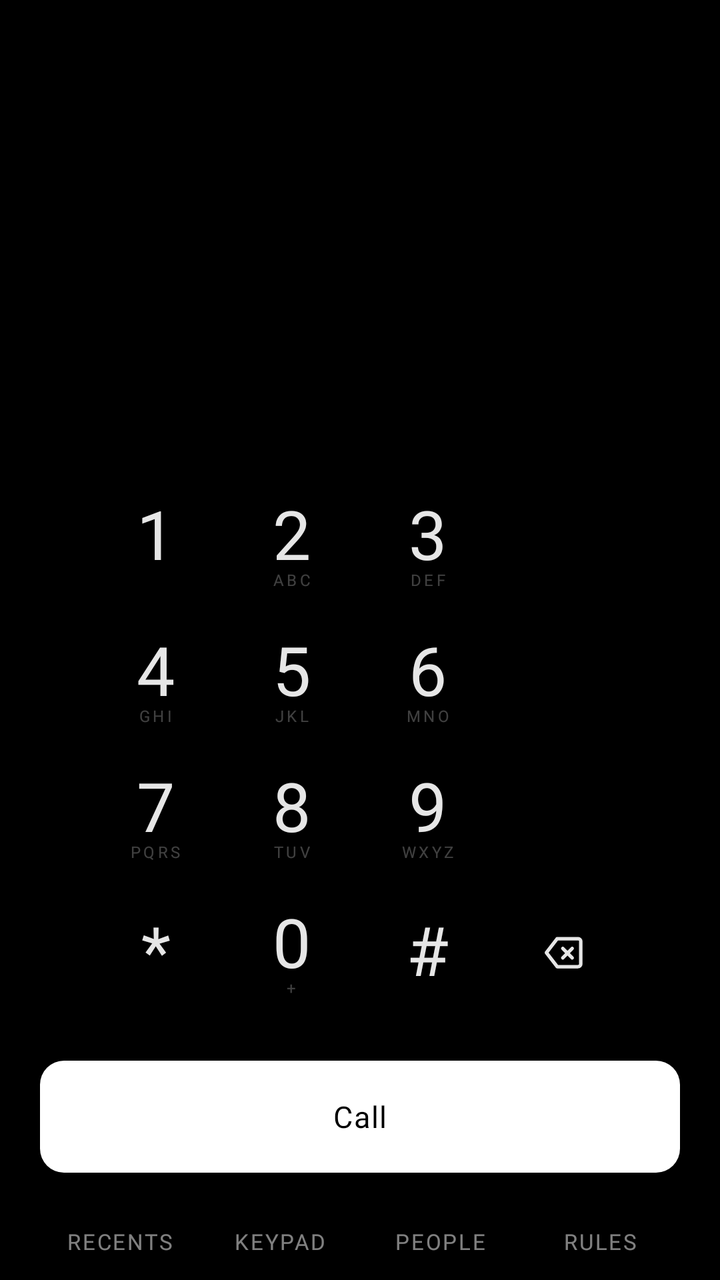
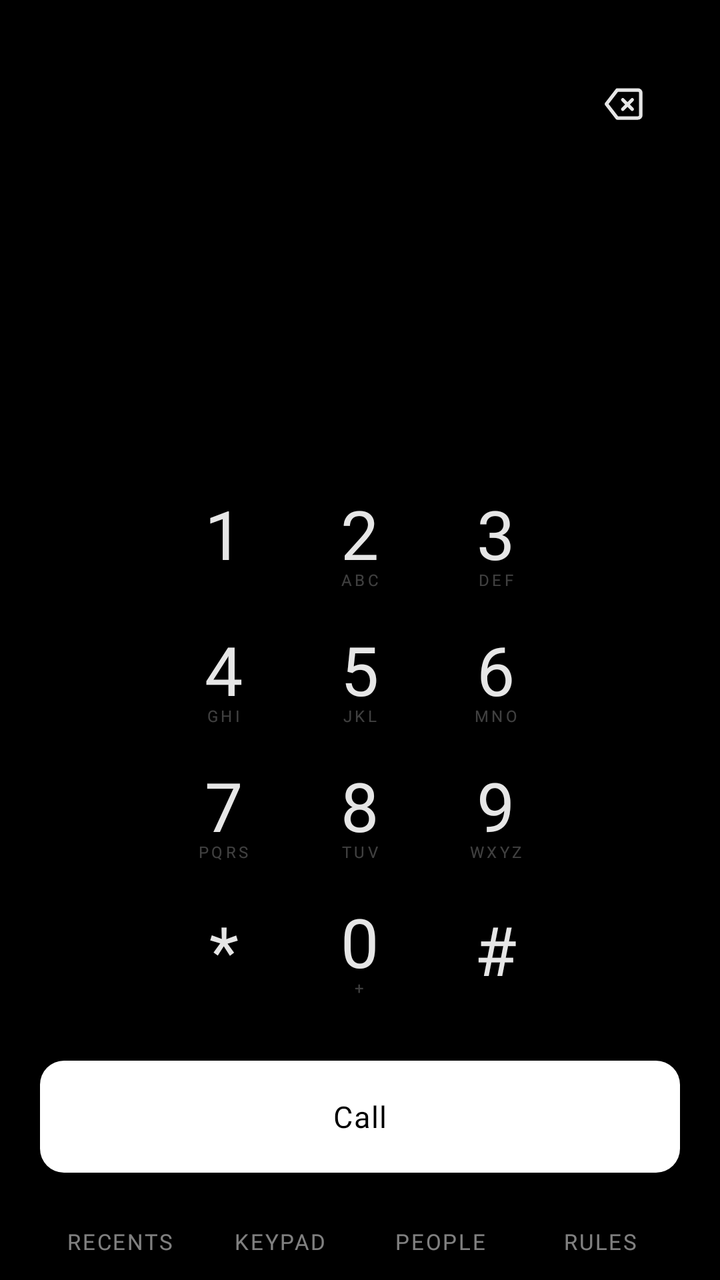

Two renders of the same Android screen: before a commit and after it. Below are the layout's source before the change and the commit's diff.
<!-- AndroidManifest.xml: application theme Theme.XxDialer -->
<!-- res/layout/activity_keypad.xml -->
<?xml version="1.0" encoding="utf-8"?>
<LinearLayout xmlns:android="http://schemas.android.com/apk/res/android"
    android:layout_width="match_parent"
    android:layout_height="match_parent"
    android:orientation="vertical"
    android:fitsSystemWindows="true"
    android:paddingLeft="@dimen/xx_gutter"
    android:paddingRight="@dimen/xx_gutter">

    <TextView
        android:id="@+id/keypad_entry"
        style="@style/TextAppearance.Xx.KeypadDigit"
        android:layout_width="match_parent"
        android:layout_height="wrap_content"
        android:layout_marginTop="24dp"
        android:minHeight="48dp"
        android:gravity="center"
        android:letterSpacing="0.04"
        android:maxLines="1"
        android:scrollHorizontally="true"
        android:textIsSelectable="false"/>

    <ScrollView
        android:id="@+id/keypad_match_scroll"
        android:layout_width="match_parent"
        android:layout_height="wrap_content"
        android:layout_marginTop="4dp"
        android:scrollbars="none"
        android:visibility="gone">

        <LinearLayout
            android:id="@+id/keypad_matches"
            android:layout_width="match_parent"
            android:layout_height="wrap_content"
            android:orientation="vertical"/>
    </ScrollView>

    <Space
        android:layout_width="match_parent"
        android:layout_height="0dp"
        android:layout_weight="1"/>

    <GridLayout
        android:id="@+id/keypad_grid"
        android:layout_width="wrap_content"
        android:layout_height="wrap_content"
        android:layout_gravity="center_horizontal"
        android:columnCount="4"
        android:rowCount="4">

        
        <FrameLayout
            android:id="@+id/key_1"
            android:layout_width="@dimen/xx_key_size"
            android:layout_height="@dimen/xx_key_size"
            android:layout_margin="6dp"
            android:background="@drawable/bg_keypad_digit"
            android:clickable="true"
            android:focusable="true">
            <TextView
                style="@style/TextAppearance.Xx.KeypadDigit"
                android:layout_width="wrap_content"
                android:layout_height="wrap_content"
                android:layout_gravity="center"
                android:includeFontPadding="false"
                android:paddingBottom="8dp"
                android:text="1"/>
            <TextView
                android:layout_width="wrap_content"
                android:layout_height="wrap_content"
                android:layout_gravity="bottom|center_horizontal"
                android:paddingBottom="5dp"
                android:fontFamily="@font/font_body"
                android:textSize="8sp"
                android:letterSpacing="0.18"
                android:textColor="@color/pxx_white_25"/>
        </FrameLayout>

        <FrameLayout
            android:id="@+id/key_2"
            android:layout_width="@dimen/xx_key_size"
            android:layout_height="@dimen/xx_key_size"
            android:layout_margin="6dp"
            android:background="@drawable/bg_keypad_digit"
            android:clickable="true"
            android:focusable="true">
            <TextView
                style="@style/TextAppearance.Xx.KeypadDigit"
                android:layout_width="wrap_content"
                android:layout_height="wrap_content"
                android:layout_gravity="center"
                android:includeFontPadding="false"
                android:paddingBottom="8dp"
                android:text="2"/>
            <TextView
                android:layout_width="wrap_content"
                android:layout_height="wrap_content"
                android:layout_gravity="bottom|center_horizontal"
                android:paddingBottom="5dp"
                android:fontFamily="@font/font_body"
                android:textSize="8sp"
                android:letterSpacing="0.18"
                android:textColor="@color/pxx_white_25"
                android:text="ABC"/>
        </FrameLayout>

        <FrameLayout
            android:id="@+id/key_3"
            android:layout_width="@dimen/xx_key_size"
            android:layout_height="@dimen/xx_key_size"
            android:layout_margin="6dp"
            android:background="@drawable/bg_keypad_digit"
            android:clickable="true"
            android:focusable="true">
            <TextView
                style="@style/TextAppearance.Xx.KeypadDigit"
                android:layout_width="wrap_content"
                android:layout_height="wrap_content"
                android:layout_gravity="center"
                android:includeFontPadding="false"
                android:paddingBottom="8dp"
                android:text="3"/>
            <TextView
                android:layout_width="wrap_content"
                android:layout_height="wrap_content"
                android:layout_gravity="bottom|center_horizontal"
                android:paddingBottom="5dp"
                android:fontFamily="@font/font_body"
                android:textSize="8sp"
                android:letterSpacing="0.18"
                android:textColor="@color/pxx_white_25"
                android:text="DEF"/>
        </FrameLayout>

        <Space
            android:layout_width="@dimen/xx_key_size"
            android:layout_height="@dimen/xx_key_size"
            android:layout_margin="6dp"/>

        
        <FrameLayout
            android:id="@+id/key_4"
            android:layout_width="@dimen/xx_key_size"
            android:layout_height="@dimen/xx_key_size"
            android:layout_margin="6dp"
            android:background="@drawable/bg_keypad_digit"
            android:clickable="true"
            android:focusable="true">
            <TextView
                style="@style/TextAppearance.Xx.KeypadDigit"
                android:layout_width="wrap_content"
                android:layout_height="wrap_content"
                android:layout_gravity="center"
                android:includeFontPadding="false"
                android:paddingBottom="8dp"
                android:text="4"/>
            <TextView
                android:layout_width="wrap_content"
                android:layout_height="wrap_content"
                android:layout_gravity="bottom|center_horizontal"
                android:paddingBottom="5dp"
                android:fontFamily="@font/font_body"
                android:textSize="8sp"
                android:letterSpacing="0.18"
                android:textColor="@color/pxx_white_25"
                android:text="GHI"/>
        </FrameLayout>

        <FrameLayout
            android:id="@+id/key_5"
            android:layout_width="@dimen/xx_key_size"
            android:layout_height="@dimen/xx_key_size"
            android:layout_margin="6dp"
            android:background="@drawable/bg_keypad_digit"
            android:clickable="true"
            android:focusable="true">
            <TextView
                style="@style/TextAppearance.Xx.KeypadDigit"
                android:layout_width="wrap_content"
                android:layout_height="wrap_content"
                android:layout_gravity="center"
                android:includeFontPadding="false"
                android:paddingBottom="8dp"
                android:text="5"/>
            <TextView
                android:layout_width="wrap_content"
                android:layout_height="wrap_content"
                android:layout_gravity="bottom|center_horizontal"
                android:paddingBottom="5dp"
                android:fontFamily="@font/font_body"
                android:textSize="8sp"
                android:letterSpacing="0.18"
                android:textColor="@color/pxx_white_25"
                android:text="JKL"/>
        </FrameLayout>

        <FrameLayout
            android:id="@+id/key_6"
            android:layout_width="@dimen/xx_key_size"
            android:layout_height="@dimen/xx_key_size"
            android:layout_margin="6dp"
            android:background="@drawable/bg_keypad_digit"
            android:clickable="true"
            android:focusable="true">
            <TextView
                style="@style/TextAppearance.Xx.KeypadDigit"
                android:layout_width="wrap_content"
                android:layout_height="wrap_content"
                android:layout_gravity="center"
                android:includeFontPadding="false"
                android:paddingBottom="8dp"
                android:text="6"/>
            <TextView
                android:layout_width="wrap_content"
                android:layout_height="wrap_content"
                android:layout_gravity="bottom|center_horizontal"
                android:paddingBottom="5dp"
                android:fontFamily="@font/font_body"
                android:textSize="8sp"
                android:letterSpacing="0.18"
                android:textColor="@color/pxx_white_25"
                android:text="MNO"/>
        </FrameLayout>

        <Space
            android:layout_width="@dimen/xx_key_size"
            android:layout_height="@dimen/xx_key_size"
            android:layout_margin="6dp"/>

        
        <FrameLayout
            android:id="@+id/key_7"
            android:layout_width="@dimen/xx_key_size"
            android:layout_height="@dimen/xx_key_size"
            android:layout_margin="6dp"
            android:background="@drawable/bg_keypad_digit"
            android:clickable="true"
            android:focusable="true">
            <TextView
                style="@style/TextAppearance.Xx.KeypadDigit"
                android:layout_width="wrap_content"
                android:layout_height="wrap_content"
                android:layout_gravity="center"
                android:includeFontPadding="false"
                android:paddingBottom="8dp"
                android:text="7"/>
            <TextView
                android:layout_width="wrap_content"
                android:layout_height="wrap_content"
                android:layout_gravity="bottom|center_horizontal"
                android:paddingBottom="5dp"
                android:fontFamily="@font/font_body"
                android:textSize="8sp"
                android:letterSpacing="0.18"
                android:textColor="@color/pxx_white_25"
                android:text="PQRS"/>
        </FrameLayout>

        <FrameLayout
            android:id="@+id/key_8"
            android:layout_width="@dimen/xx_key_size"
            android:layout_height="@dimen/xx_key_size"
            android:layout_margin="6dp"
            android:background="@drawable/bg_keypad_digit"
            android:clickable="true"
            android:focusable="true">
            <TextView
                style="@style/TextAppearance.Xx.KeypadDigit"
                android:layout_width="wrap_content"
                android:layout_height="wrap_content"
                android:layout_gravity="center"
                android:includeFontPadding="false"
                android:paddingBottom="8dp"
                android:text="8"/>
            <TextView
                android:layout_width="wrap_content"
                android:layout_height="wrap_content"
                android:layout_gravity="bottom|center_horizontal"
                android:paddingBottom="5dp"
                android:fontFamily="@font/font_body"
                android:textSize="8sp"
                android:letterSpacing="0.18"
                android:textColor="@color/pxx_white_25"
                android:text="TUV"/>
        </FrameLayout>

        <FrameLayout
            android:id="@+id/key_9"
            android:layout_width="@dimen/xx_key_size"
            android:layout_height="@dimen/xx_key_size"
            android:layout_margin="6dp"
            android:background="@drawable/bg_keypad_digit"
            android:clickable="true"
            android:focusable="true">
            <TextView
                style="@style/TextAppearance.Xx.KeypadDigit"
                android:layout_width="wrap_content"
                android:layout_height="wrap_content"
                android:layout_gravity="center"
                android:includeFontPadding="false"
                android:paddingBottom="8dp"
                android:text="9"/>
            <TextView
                android:layout_width="wrap_content"
                android:layout_height="wrap_content"
                android:layout_gravity="bottom|center_horizontal"
                android:paddingBottom="5dp"
                android:fontFamily="@font/font_body"
                android:textSize="8sp"
                android:letterSpacing="0.18"
                android:textColor="@color/pxx_white_25"
                android:text="WXYZ"/>
        </FrameLayout>

        <Space
            android:layout_width="@dimen/xx_key_size"
            android:layout_height="@dimen/xx_key_size"
            android:layout_margin="6dp"/>

        
        <FrameLayout
            android:id="@+id/key_star"
            android:layout_width="@dimen/xx_key_size"
            android:layout_height="@dimen/xx_key_size"
            android:layout_margin="6dp"
            android:background="@drawable/bg_keypad_digit"
            android:clickable="true"
            android:focusable="true">
            <TextView
                style="@style/TextAppearance.Xx.KeypadDigit"
                android:layout_width="wrap_content"
                android:layout_height="wrap_content"
                android:layout_gravity="center"
                android:includeFontPadding="false"
                android:text="*"/>
            <TextView
                android:layout_width="wrap_content"
                android:layout_height="wrap_content"
                android:layout_gravity="bottom|center_horizontal"
                android:paddingBottom="5dp"
                android:fontFamily="@font/font_body"
                android:textSize="8sp"
                android:letterSpacing="0.18"
                android:textColor="@color/pxx_white_25"/>
        </FrameLayout>

        <FrameLayout
            android:id="@+id/key_0"
            android:layout_width="@dimen/xx_key_size"
            android:layout_height="@dimen/xx_key_size"
            android:layout_margin="6dp"
            android:background="@drawable/bg_keypad_digit"
            android:clickable="true"
            android:focusable="true">
            <TextView
                style="@style/TextAppearance.Xx.KeypadDigit"
                android:layout_width="wrap_content"
                android:layout_height="wrap_content"
                android:layout_gravity="center"
                android:includeFontPadding="false"
                android:paddingBottom="8dp"
                android:text="0"/>
            <TextView
                android:layout_width="wrap_content"
                android:layout_height="wrap_content"
                android:layout_gravity="bottom|center_horizontal"
                android:paddingBottom="5dp"
                android:fontFamily="@font/font_body"
                android:textSize="8sp"
                android:letterSpacing="0.18"
                android:textColor="@color/pxx_white_25"
                android:text="+"/>
        </FrameLayout>

        <FrameLayout
            android:id="@+id/key_hash"
            android:layout_width="@dimen/xx_key_size"
            android:layout_height="@dimen/xx_key_size"
            android:layout_margin="6dp"
            android:background="@drawable/bg_keypad_digit"
            android:clickable="true"
            android:focusable="true">
            <TextView
                style="@style/TextAppearance.Xx.KeypadDigit"
                android:layout_width="wrap_content"
                android:layout_height="wrap_content"
                android:layout_gravity="center"
                android:includeFontPadding="false"
                android:text="#"/>
            <TextView
                android:layout_width="wrap_content"
                android:layout_height="wrap_content"
                android:layout_gravity="bottom|center_horizontal"
                android:paddingBottom="5dp"
                android:fontFamily="@font/font_body"
                android:textSize="8sp"
                android:letterSpacing="0.18"
                android:textColor="@color/pxx_white_25"/>
        </FrameLayout>

        
        <ImageButton
            android:id="@+id/key_delete"
            android:layout_width="@dimen/xx_key_size"
            android:layout_height="@dimen/xx_key_size"
            android:layout_margin="6dp"
            android:src="@drawable/ic_keypad_delete"
            android:scaleType="center"
            android:background="@drawable/bg_keypad_digit"
            android:contentDescription="Delete"/>
    </GridLayout>

    <Button
        android:id="@+id/keypad_call"
        style="@style/Widget.Xx.ButtonPrimary"
        android:layout_width="match_parent"
        android:layout_height="wrap_content"
        android:layout_marginTop="20dp"
        android:layout_marginBottom="16dp"
        android:text="Call"/>

    <include android:id="@+id/tab_bar" layout="@layout/view_tab_bar"/>

</LinearLayout>
<!-- res/layout/view_tab_bar.xml (included above) -->
<?xml version="1.0" encoding="utf-8"?>
<LinearLayout xmlns:android="http://schemas.android.com/apk/res/android"
    android:layout_width="match_parent"
    android:layout_height="wrap_content"
    android:orientation="vertical">

    
    <LinearLayout
        android:layout_width="match_parent"
        android:layout_height="wrap_content"
        android:orientation="horizontal">

        <View
            android:id="@+id/tab_ind_recents"
            android:layout_width="0dp"
            android:layout_height="@dimen/xx_hairline"
            android:layout_weight="1"
            android:background="@color/pxx_signal"
            android:visibility="invisible"/>

        <View
            android:id="@+id/tab_ind_keypad"
            android:layout_width="0dp"
            android:layout_height="@dimen/xx_hairline"
            android:layout_weight="1"
            android:background="@color/pxx_signal"
            android:visibility="invisible"/>

        <View
            android:id="@+id/tab_ind_people"
            android:layout_width="0dp"
            android:layout_height="@dimen/xx_hairline"
            android:layout_weight="1"
            android:background="@color/pxx_signal"
            android:visibility="invisible"/>

        <View
            android:id="@+id/tab_ind_rules"
            android:layout_width="0dp"
            android:layout_height="@dimen/xx_hairline"
            android:layout_weight="1"
            android:background="@color/pxx_signal"
            android:visibility="invisible"/>
    </LinearLayout>

    <LinearLayout
        android:layout_width="match_parent"
        android:layout_height="wrap_content"
        android:orientation="horizontal">

        <TextView
            android:id="@+id/tab_recents"
            style="@style/Widget.Xx.Tab"
            android:layout_width="0dp"
            android:layout_height="wrap_content"
            android:layout_weight="1"
            android:paddingTop="10dp"
            android:paddingBottom="12dp"
            android:text="@string/tab_recents"/>

        <TextView
            android:id="@+id/tab_keypad"
            style="@style/Widget.Xx.Tab"
            android:layout_width="0dp"
            android:layout_height="wrap_content"
            android:layout_weight="1"
            android:paddingTop="10dp"
            android:paddingBottom="12dp"
            android:text="@string/tab_keypad"/>

        <TextView
            android:id="@+id/tab_people"
            style="@style/Widget.Xx.Tab"
            android:layout_width="0dp"
            android:layout_height="wrap_content"
            android:layout_weight="1"
            android:paddingTop="10dp"
            android:paddingBottom="12dp"
            android:text="@string/tab_people"/>

        <TextView
            android:id="@+id/tab_rules"
            style="@style/Widget.Xx.Tab"
            android:layout_width="0dp"
            android:layout_height="wrap_content"
            android:layout_weight="1"
            android:paddingTop="10dp"
            android:paddingBottom="12dp"
            android:text="@string/tab_rules"/>
    </LinearLayout>
</LinearLayout>
<!-- resources referenced by this layout -->
<resources>
  <color name="pxx_signal">#FFFFFF</color>
  <color name="pxx_white_25">#40FFFFFF</color>
  <dimen name="xx_gutter">20dp</dimen>
  <dimen name="xx_hairline">1dp</dimen>
  <dimen name="xx_key_size">56dp</dimen>
  <!-- drawable bg_keypad_digit (drawable) -->
  <?xml version="1.0" encoding="utf-8"?>
  <ripple xmlns:android="http://schemas.android.com/apk/res/android"
      android:color="@color/pxx_white_10">
      <item>
          <shape android:shape="oval">
              <solid android:color="@android:color/transparent"/>
          </shape>
      </item>
  </ripple>
  <string name="tab_keypad">Keypad</string>
  <string name="tab_people">People</string>
  <string name="tab_recents">Recents</string>
  <string name="tab_rules">Rules</string>
  <style name="TextAppearance.Xx.KeypadDigit">
          <item name="android:fontFamily">@font/font_display</item>
          <item name="android:textSize">34sp</item>
          <item name="android:textColor">@color/pxx_white_90</item>
      </style>
  <style name="Widget.Xx.Tab" parent="">
          <item name="android:fontFamily">@font/font_body</item>
          <item name="android:textSize">11sp</item>
          <item name="android:letterSpacing">0.08</item>
          <item name="android:textStyle">normal</item>
          <item name="android:textAllCaps">true</item>
          <item name="android:textColor">@color/xx_tab_text</item>
          <item name="android:gravity">center</item>
          <item name="android:background">?android:attr/selectableItemBackgroundBorderless</item>
          <item name="android:elevation">0dp</item>
      </style>
  <color name="pxx_white_10">#1AFFFFFF</color>
  <color name="pxx_white_90">#E6FFFFFF</color>
  <color name="pxx_emphasis_fg">#000000</color>
  <color name="pxx_emphasis_bg">#FFFFFF</color>
  <dimen name="xx_radius_block">12dp</dimen>
  <dimen name="xx_button_height">56dp</dimen>
  <color name="pxx_ink">#000000</color>
  <style name="TextAppearance.Xx.Body">
          <item name="android:textSize">16sp</item>
          <item name="android:lineHeight">24sp</item>
          <item name="android:textColor">@color/pxx_white_90</item>
      </style>
  <style name="TextAppearance.Xx.Display">
          <item name="android:fontFamily">@font/font_display</item>
          <item name="android:textSize">34sp</item>
          <item name="android:lineHeight">40sp</item>
          <item name="android:textColor">@color/pxx_white_90</item>
      </style>
  <style name="TextAppearance.Xx.CallerName">
          <item name="android:fontFamily">@font/font_display</item>
          <item name="android:textSize">44sp</item>
          <item name="android:lineHeight">48sp</item>
          <item name="android:textColor">@color/pxx_white_90</item>
      </style>
  <style name="TextAppearance.Xx.Duration">
          <item name="android:fontFamily">@font/font_display</item>
          <item name="android:textSize">28sp</item>
          <item name="android:textColor">@color/pxx_white_90</item>
      </style>
  <style name="TextAppearance.Xx.BodySmall">
          <item name="android:textSize">14sp</item>
          <item name="android:lineHeight">20sp</item>
          <item name="android:textColor">@color/pxx_white_80</item>
      </style>
  <style name="TextAppearance.Xx.Chip">
          <item name="android:textSize">11sp</item>
          <item name="android:letterSpacing">0.08</item>
          <item name="android:textAllCaps">true</item>
          <item name="android:textColor">@color/pxx_white_50</item>
      </style>
  <color name="pxx_white_80">#CCFFFFFF</color>
  <color name="pxx_white_50">#80FFFFFF</color>
  <!-- unchanged entries left out for length: 3 -->
</resources>

<!-- the commit's change to res/layout/activity_keypad.xml (unified diff, before → after) -->
@@ -7,45 +7,72 @@
     android:paddingLeft="@dimen/xx_gutter"
     android:paddingRight="@dimen/xx_gutter">
 
-    <TextView
-        android:id="@+id/keypad_entry"
-        style="@style/TextAppearance.Xx.KeypadDigit"
+    
+    <LinearLayout
         android:layout_width="match_parent"
         android:layout_height="wrap_content"
         android:layout_marginTop="24dp"
-        android:minHeight="48dp"
-        android:gravity="center"
-        android:letterSpacing="0.04"
-        android:maxLines="1"
-        android:scrollHorizontally="true"
-        android:textIsSelectable="false"/>
-
-    <ScrollView
-        android:id="@+id/keypad_match_scroll"
+        android:orientation="horizontal"
+        android:baselineAligned="false">
+
+        <Space
+            android:layout_width="@dimen/xx_key_size"
+            android:layout_height="1dp"/>
+
+        <TextView
+            android:id="@+id/keypad_entry"
+            style="@style/TextAppearance.Xx.KeypadDigit"
+            android:layout_width="0dp"
+            android:layout_height="wrap_content"
+            android:layout_weight="1"
+            android:layout_gravity="center_vertical"
+            android:minHeight="48dp"
+            android:gravity="center"
+            android:letterSpacing="0.04"
+            android:maxLines="1"
+            android:ellipsize="start"
+            android:textIsSelectable="false"/>
+
+        <ImageButton
+            android:id="@+id/key_delete"
+            android:layout_width="@dimen/xx_key_size"
+            android:layout_height="@dimen/xx_key_size"
+            android:layout_gravity="center_vertical"
+            android:src="@drawable/ic_keypad_delete"
+            android:scaleType="center"
+            android:background="@drawable/bg_keypad_digit"
+            android:contentDescription="Delete last digit; long-press to clear"/>
+    </LinearLayout>
+
+    
+    <LinearLayout
         android:layout_width="match_parent"
-        android:layout_height="wrap_content"
-        android:layout_marginTop="4dp"
-        android:scrollbars="none"
-        android:visibility="gone">
-
-        <LinearLayout
-            android:id="@+id/keypad_matches"
+        android:layout_height="0dp"
+        android:layout_weight="1"
+        android:orientation="vertical">
+
+        <ScrollView
+            android:id="@+id/keypad_match_scroll"
             android:layout_width="match_parent"
             android:layout_height="wrap_content"
-            android:orientation="vertical"/>
-    </ScrollView>
-
-    <Space
-        android:layout_width="match_parent"
-        android:layout_height="0dp"
-        android:layout_weight="1"/>
+            android:layout_marginTop="4dp"
+            android:scrollbars="none"
+            android:visibility="gone">
+
+            <LinearLayout
+                android:id="@+id/keypad_matches"
+                android:layout_width="match_parent"
+                android:layout_height="wrap_content"
+                android:orientation="vertical"/>
+        </ScrollView>
+    </LinearLayout>
 
     <GridLayout
         android:id="@+id/keypad_grid"
         android:layout_width="wrap_content"
         android:layout_height="wrap_content"
         android:layout_gravity="center_horizontal"
-        android:columnCount="4"
+        android:columnCount="3"
         android:rowCount="4">
 
         
@@ -132,11 +159,6 @@
                 android:text="DEF"/>
         </FrameLayout>
 
-        <Space
-            android:layout_width="@dimen/xx_key_size"
-            android:layout_height="@dimen/xx_key_size"
-            android:layout_margin="6dp"/>
-
         
         <FrameLayout
             android:id="@+id/key_4"
@@ -222,11 +244,6 @@
                 android:text="MNO"/>
         </FrameLayout>
 
-        <Space
-            android:layout_width="@dimen/xx_key_size"
-            android:layout_height="@dimen/xx_key_size"
-            android:layout_margin="6dp"/>
-
         
         <FrameLayout
             android:id="@+id/key_7"
@@ -312,11 +329,6 @@
                 android:text="WXYZ"/>
         </FrameLayout>
 
-        <Space
-            android:layout_width="@dimen/xx_key_size"
-            android:layout_height="@dimen/xx_key_size"
-            android:layout_margin="6dp"/>
-
         
         <FrameLayout
             android:id="@+id/key_star"
@@ -397,17 +409,7 @@
                 android:letterSpacing="0.18"
                 android:textColor="@color/pxx_white_25"/>
         </FrameLayout>
-
         
-        <ImageButton
-            android:id="@+id/key_delete"
-            android:layout_width="@dimen/xx_key_size"
-            android:layout_height="@dimen/xx_key_size"
-            android:layout_margin="6dp"
-            android:src="@drawable/ic_keypad_delete"
-            android:scaleType="center"
-            android:background="@drawable/bg_keypad_digit"
-            android:contentDescription="Delete"/>
     </GridLayout>
 
     <Button
